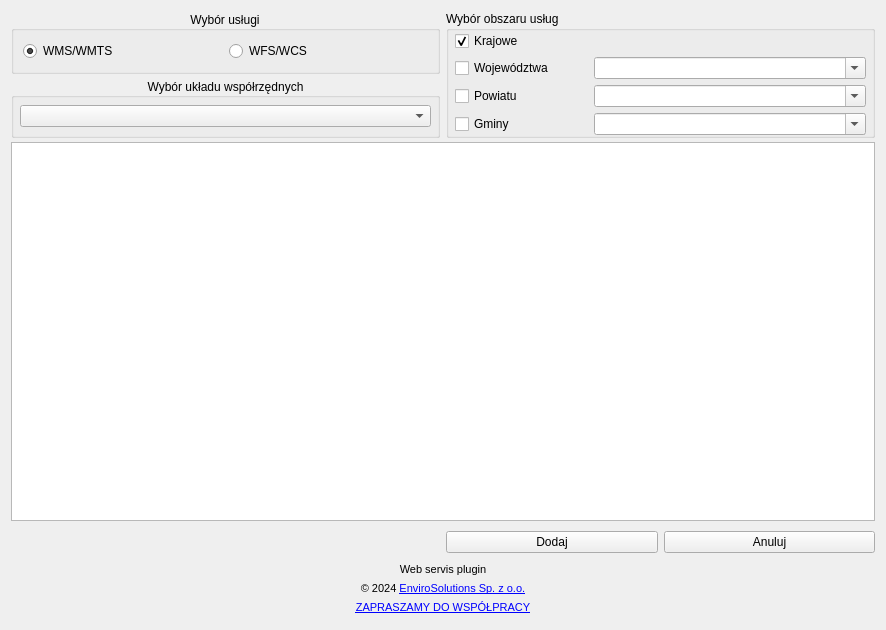
First picture: the form in web_service_plugin_dialog_base.ui, repository envirosolutionspl/integrator_uslug_danych_przestrzennych, before the edit.
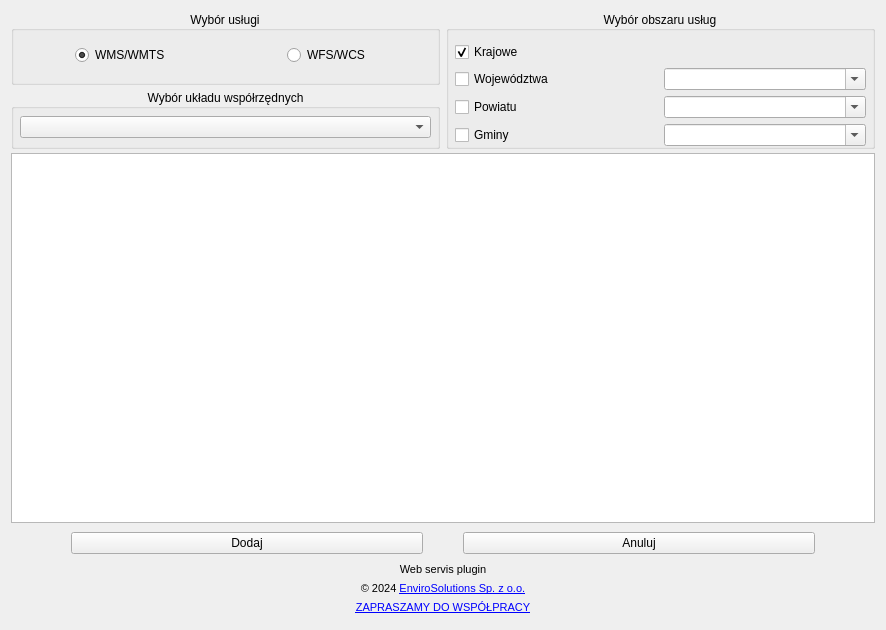
Second picture: the form after the edit. Icons and pictures are not drawn.

Commit message: Wysrodkowano elementy

```diff
--- a/web_service_plugin_dialog_base.ui
+++ b/web_service_plugin_dialog_base.ui
@@ -23,106 +23,7 @@
    <property name="verticalSpacing">
     <number>4</number>
    </property>
-   <item row="0" column="1" rowspan="2">
-    <widget class="QGroupBox" name="units_wdgt">
-     <property name="title">
-      <string>Wybór obszaru usług</string>
-     </property>
-     <layout class="QGridLayout" name="gridLayout">
-      <property name="leftMargin">
-       <number>6</number>
-      </property>
-      <property name="topMargin">
-       <number>0</number>
-      </property>
-      <property name="rightMargin">
-       <number>6</number>
-      </property>
-      <property name="bottomMargin">
-       <number>0</number>
-      </property>
-      <item row="1" column="0">
-       <widget class="QCheckBox" name="woj_check">
-        <property name="text">
-         <string>Województwa</string>
-        </property>
-        <attribute name="buttonGroup">
-         <string notr="true">buttonGroup</string>
-        </attribute>
-       </widget>
-      </item>
-      <item row="2" column="0">
-       <widget class="QCheckBox" name="pow_check">
-        <property name="text">
-         <string>Powiatu</string>
-        </property>
-        <attribute name="buttonGroup">
-         <string notr="true">buttonGroup</string>
-        </attribute>
-       </widget>
-      </item>
-      <item row="3" column="0">
-       <widget class="QCheckBox" name="gmi_check">
-        <property name="text">
-         <string>Gminy</string>
-        </property>
-        <attribute name="buttonGroup">
-         <string notr="true">buttonGroup</string>
-        </attribute>
-       </widget>
-      </item>
-      <item row="1" column="1" colspan="2">
-       <widget class="QComboBox" name="wojewodztwo_combo">
-        <property name="editable">
-         <bool>true</bool>
-        </property>
-        <property name="maxVisibleItems">
-         <number>10</number>
-        </property>
-        <item>
-         <property name="text">
-          <string/>
-         </property>
-        </item>
-       </widget>
-      </item>
-      <item row="2" column="1" colspan="2">
-       <widget class="QComboBox" name="powiat_combo">
-        <property name="editable">
-         <bool>true</bool>
-        </property>
-        <property name="maxVisibleItems">
-         <number>10</number>
-        </property>
-       </widget>
-      </item>
-      <item row="3" column="1" colspan="2">
-       <widget class="QComboBox" name="gmina_combo">
-        <property name="editable">
-         <bool>true</bool>
-        </property>
-        <property name="maxVisibleItems">
-         <number>10</number>
-        </property>
-       </widget>
-      </item>
-      <item row="0" column="0">
-       <widget class="QCheckBox" name="kraj_check">
-        <property name="text">
-         <string>Krajowe</string>
-        </property>
-        <property name="checked">
-         <bool>true</bool>
-        </property>
-        <attribute name="buttonGroup">
-         <string notr="true">buttonGroup</string>
-        </attribute>
-       </widget>
-      </item>
-     </layout>
-    </widget>
-   </item>
-   <item row="7" column="0" colspan="2">
+   <item row="9" column="0" colspan="2">
     <layout class="QHBoxLayout" name="Stopka">
      <property name="spacing">
       <number>5</number>
@@ -272,9 +173,12 @@
       <set>Qt::AlignCenter</set>
      </property>
      <layout class="QVBoxLayout" name="verticalLayout_3">
+      <property name="topMargin">
+       <number>6</number>
+      </property>
       <item>
        <layout class="QGridLayout" name="gridLayout_8">
-        <item row="0" column="1">
+        <item row="0" column="1" alignment="Qt::AlignHCenter">
          <widget class="QRadioButton" name="wfs_rdbtn">
           <property name="toolTip">
            <string>pozwala szybko wyszukiwać najaktualniejsze dane dla zadanego obszaru</string>
@@ -287,7 +191,7 @@
           </property>
          </widget>
         </item>
-        <item row="0" column="0">
+        <item row="0" column="0" alignment="Qt::AlignHCenter">
          <widget class="QRadioButton" name="wms_rdbtn">
           <property name="toolTip">
            <string>Pozwala na pobieranie danych aktualnych i archiwalnych</string>
@@ -305,6 +209,209 @@
      </layout>
     </widget>
    </item>
+   <item row="5" column="0" colspan="2">
+    <widget class="QTableView" name="services_table">
+     <property name="toolTip">
+      <string>Wciśnij Ctrl aby zaznaczyć więcej usług</string>
+     </property>
+     <property name="frameShape">
+      <enum>QFrame::StyledPanel</enum>
+     </property>
+     <property name="selectionBehavior">
+      <enum>QAbstractItemView::SelectRows</enum>
+     </property>
+    </widget>
+   </item>
+   <item row="0" column="1" rowspan="2">
+    <widget class="QGroupBox" name="units_wdgt">
+     <property name="title">
+      <string>Wybór obszaru usług</string>
+     </property>
+     <property name="alignment">
+      <set>Qt::AlignCenter</set>
+     </property>
+     <layout class="QGridLayout" name="gridLayout">
+      <property name="leftMargin">
+       <number>6</number>
+      </property>
+      <property name="topMargin">
+       <number>6</number>
+      </property>
+      <property name="rightMargin">
+       <number>6</number>
+      </property>
+      <property name="bottomMargin">
+       <number>0</number>
+      </property>
+      <item row="0" column="1">
+       <layout class="QGridLayout" name="gridLayout_4">
+        <property name="topMargin">
+         <number>5</number>
+        </property>
+        <item row="1" column="0">
+         <widget class="QCheckBox" name="woj_check">
+          <property name="text">
+           <string>Województwa</string>
+          </property>
+          <attribute name="buttonGroup">
+           <string notr="true">buttonGroup</string>
+          </attribute>
+         </widget>
+        </item>
+        <item row="0" column="0">
+         <widget class="QCheckBox" name="kraj_check">
+          <property name="text">
+           <string>Krajowe</string>
+          </property>
+          <property name="checked">
+           <bool>true</bool>
+          </property>
+          <attribute name="buttonGroup">
+           <string notr="true">buttonGroup</string>
+          </attribute>
+         </widget>
+        </item>
+        <item row="3" column="0">
+         <widget class="QCheckBox" name="gmi_check">
+          <property name="text">
+           <string>Gminy</string>
+          </property>
+          <attribute name="buttonGroup">
+           <string notr="true">buttonGroup</string>
+          </attribute>
+         </widget>
+        </item>
+        <item row="3" column="1">
+         <widget class="QComboBox" name="gmina_combo">
+          <property name="editable">
+           <bool>true</bool>
+          </property>
+          <property name="maxVisibleItems">
+           <number>10</number>
+          </property>
+         </widget>
+        </item>
+        <item row="1" column="1">
+         <widget class="QComboBox" name="wojewodztwo_combo">
+          <property name="editable">
+           <bool>true</bool>
+          </property>
+          <property name="maxVisibleItems">
+           <number>10</number>
+          </property>
+          <item>
+           <property name="text">
+            <string/>
+           </property>
+          </item>
+         </widget>
+        </item>
+        <item row="2" column="1">
+         <widget class="QComboBox" name="powiat_combo">
+          <property name="editable">
+           <bool>true</bool>
+          </property>
+          <property name="maxVisibleItems">
+           <number>10</number>
+          </property>
+         </widget>
+        </item>
+        <item row="2" column="0">
+         <widget class="QCheckBox" name="pow_check">
+          <property name="text">
+           <string>Powiatu</string>
+          </property>
+          <attribute name="buttonGroup">
+           <string notr="true">buttonGroup</string>
+          </attribute>
+         </widget>
+        </item>
+       </layout>
+      </item>
+     </layout>
+    </widget>
+   </item>
+   <item row="7" column="0" colspan="2">
+    <layout class="QGridLayout" name="gridLayout_3">
+     <property name="topMargin">
+      <number>5</number>
+     </property>
+     <property name="bottomMargin">
+      <number>5</number>
+     </property>
+     <item row="0" column="1">
+      <widget class="QPushButton" name="add_btn">
+       <property name="enabled">
+        <bool>true</bool>
+       </property>
+       <property name="text">
+        <string>Dodaj</string>
+       </property>
+       <property name="autoDefault">
+        <bool>false</bool>
+       </property>
+      </widget>
+     </item>
+     <item row="0" column="2">
+      <spacer name="horizontalSpacer_3">
+       <property name="orientation">
+        <enum>Qt::Horizontal</enum>
+       </property>
+       <property name="sizeType">
+        <enum>QSizePolicy::Preferred</enum>
+       </property>
+       <property name="sizeHint" stdset="0">
+        <size>
+         <width>40</width>
+         <height>20</height>
+        </size>
+       </property>
+      </spacer>
+     </item>
+     <item row="0" column="3">
+      <widget class="QPushButton" name="reject_btn">
+       <property name="text">
+        <string>Anuluj</string>
+       </property>
+       <property name="autoDefault">
+        <bool>false</bool>
+       </property>
+      </widget>
+     </item>
+     <item row="0" column="0">
+      <spacer name="horizontalSpacer">
+       <property name="orientation">
+        <enum>Qt::Horizontal</enum>
+       </property>
+       <property name="sizeType">
+        <enum>QSizePolicy::Minimum</enum>
+       </property>
+       <property name="sizeHint" stdset="0">
+        <size>
+         <width>60</width>
+         <height>20</height>
+        </size>
+       </property>
+      </spacer>
+     </item>
+     <item row="0" column="4">
+      <spacer name="horizontalSpacer_2">
+       <property name="orientation">
+        <enum>Qt::Horizontal</enum>
+       </property>
+       <property name="sizeType">
+        <enum>QSizePolicy::Minimum</enum>
+       </property>
+       <property name="sizeHint" stdset="0">
+        <size>
+         <width>60</width>
+         <height>20</height>
+        </size>
+       </property>
+      </spacer>
+     </item>
+    </layout>
+   </item>
    <item row="1" column="0">
     <widget class="QGroupBox" name="coord_sys_groupbox">
      <property name="sizePolicy">
@@ -344,66 +451,6 @@
      </layout>
     </widget>
    </item>
-   <item row="6" column="1">
-    <widget class="QFrame" name="frame">
-     <property name="frameShape">
-      <enum>QFrame::NoFrame</enum>
-     </property>
-     <property name="frameShadow">
-      <enum>QFrame::Raised</enum>
-     </property>
-     <layout class="QHBoxLayout" name="horizontalLayout">
-      <property name="leftMargin">
-       <number>0</number>
-      </property>
-      <property name="topMargin">
-       <number>6</number>
-      </property>
-      <property name="rightMargin">
-       <number>0</number>
-      </property>
-      <property name="bottomMargin">
-       <number>6</number>
-      </property>
-      <item>
-       <widget class="QPushButton" name="add_btn">
-        <property name="enabled">
-         <bool>true</bool>
-        </property>
-        <property name="text">
-         <string>Dodaj</string>
-        </property>
-        <property name="autoDefault">
-         <bool>false</bool>
-        </property>
-       </widget>
-      </item>
-      <item>
-       <widget class="QPushButton" name="reject_btn">
-        <property name="text">
-         <string>Anuluj</string>
-        </property>
-        <property name="autoDefault">
-         <bool>false</bool>
-        </property>
-       </widget>
-      </item>
-     </layout>
-    </widget>
-   </item>
-   <item row="5" column="0" colspan="2">
-    <widget class="QTableView" name="services_table">
-     <property name="toolTip">
-      <string>Wciśnij Ctrl aby zaznaczyć więcej usług</string>
-     </property>
-     <property name="frameShape">
-      <enum>QFrame::StyledPanel</enum>
-     </property>
-     <property name="selectionBehavior">
-      <enum>QAbstractItemView::SelectRows</enum>
-     </property>
-    </widget>
-   </item>
   </layout>
  </widget>
  <tabstops>
```
Left out of the diff: 3 changed lines with no effect on the pictures.
